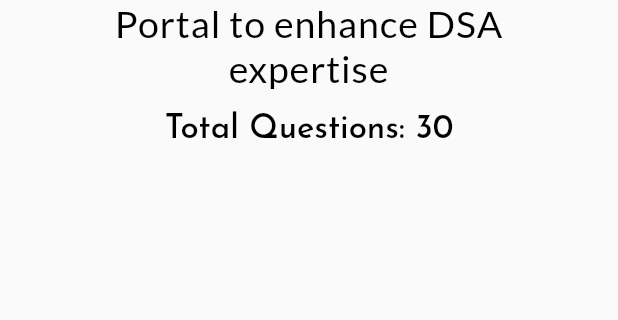
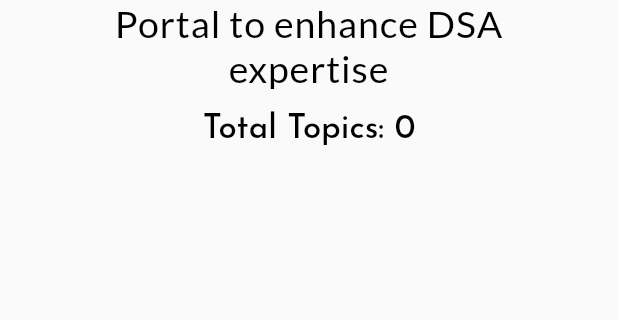
Before and after one commit to udaykumaruking/ameliorate_dsa, a Flutter app: the screen it shows after launch, on a phone screen of 412 x 824 dp, the part 282-602 px from its top. Run offline on Flutter 3.47's test engine with Material 2 defaults, Android fonts, the phone set to English and light mode, and no system bars; our stand-ins replace cloud_firestore, firebase_core, google_fonts; accounts and stored records are empty.

Commit message:
Added Navigation

```diff
--- a/lib/screens/homeScreen.dart
+++ b/lib/screens/homeScreen.dart
@@ -13,7 +13,7 @@ class AmeliorateDSA extends StatefulWidget {
 class _AmeliorateDSAState extends State<AmeliorateDSA> {
   final CollectionReference topics =
       FirebaseFirestore.instance.collection('topics');
-  List<Widget> dfs = [];
+  List<Widget> cards = [];
   @override
   void initState() {
     super.initState();
@@ -22,18 +22,18 @@ class _AmeliorateDSAState extends State<AmeliorateDSA> {
       querySnapshot.docs.forEach((element) {
         // print(element['name']);
 
-        dfs.add(BuildCard(
+        cards.add(BuildCard(
           topicName: element['name'],
           noOfQuestions: element['noOfQuestions'],
+          id: element.id,
         ));
       });
-      setState(() => dfs);
+      setState(() => cards);
     });
   }
 
   @override
   Widget build(BuildContext context) {
-    int totquest = 30;
     return Scaffold(
       body: SingleChildScrollView(
         child: Container(
@@ -68,7 +68,7 @@ class _AmeliorateDSAState extends State<AmeliorateDSA> {
                 height: 15,
               ),
               Text(
-                'Total Questions: $totquest',
+                'Total Topics: ${cards.length}',
                 textAlign: TextAlign.center,
                 style: GoogleFonts.josefinSans(
                   textStyle: TextStyle(
@@ -86,7 +86,7 @@ class _AmeliorateDSAState extends State<AmeliorateDSA> {
                 runSpacing: 20.0,
                 alignment: WrapAlignment.spaceAround,
                 crossAxisAlignment: WrapCrossAlignment.center,
-                children: dfs,
+                children: cards,
               )
             ],
           ),
```
Also changed, not shown: lib/screens/questionsScreen.dart (added, +42 -0 lines), lib/widgets/buildCard.dart (+14 -2 lines), 1 other file.
